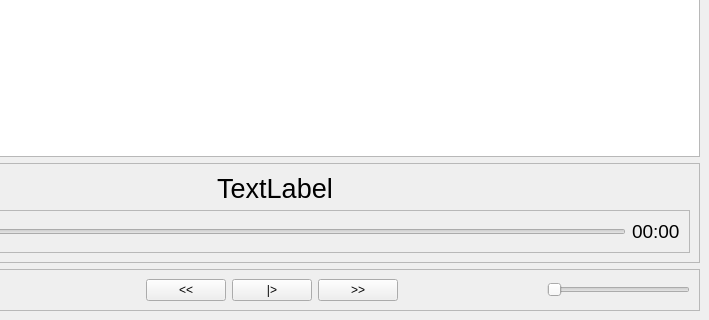
Old version of the form player.ui in the repository Franta3698/musicPlayer; both pictures show x 159 to 868 and y 372 to 692 of the 868 by 692 pixel window.
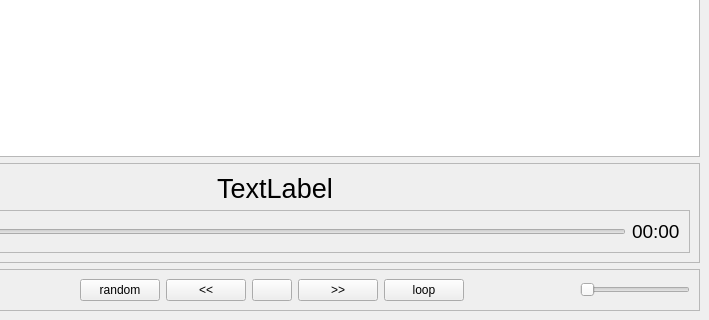
New version of the form. Icons and pictures are not drawn.

```diff
--- a/player.ui
+++ b/player.ui
@@ -185,6 +185,13 @@
          </property>
         </spacer>
        </item>
+       <item>
+        <widget class="QPushButton" name="Random_button">
+         <property name="text">
+          <string>random</string>
+         </property>
+        </widget>
+       </item>
        <item>
         <widget class="QPushButton" name="GoBack_button">
          <property name="text">
@@ -194,8 +201,30 @@
        </item>
        <item>
         <widget class="QPushButton" name="PauseUnpause_button">
+         <property name="enabled">
+          <bool>true</bool>
+         </property>
+         <property name="cursor">
+          <cursorShape>PointingHandCursor</cursorShape>
+         </property>
          <property name="text">
-          <string>|&gt;</string>
+          <string/>
+         </property>
+         <property name="icon">
+          <iconset>
+           <normaloff>icons/PlayIcon.svg</normaloff>icons/PlayIcon.svg</iconset>
+         </property>
+         <property name="iconSize">
+          <size>
+           <width>66</width>
+           <height>66</height>
+          </size>
+         </property>
+         <property name="shortcut">
+          <string/>
+         </property>
+         <property name="autoDefault">
+          <bool>false</bool>
          </property>
         </widget>
        </item>
@@ -206,6 +235,13 @@
          </property>
         </widget>
        </item>
+       <item>
+        <widget class="QPushButton" name="Loop_button">
+         <property name="text">
+          <string>loop</string>
+         </property>
+        </widget>
+       </item>
        <item>
         <spacer name="horizontalSpacer_2">
          <property name="orientation">
```
Left out of the diff: 6 changed lines with no effect on the pictures.
